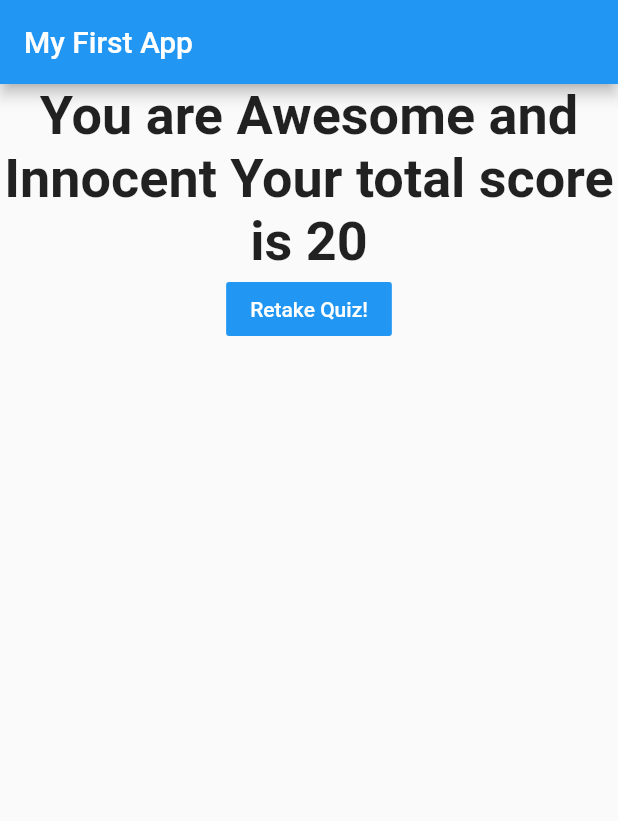
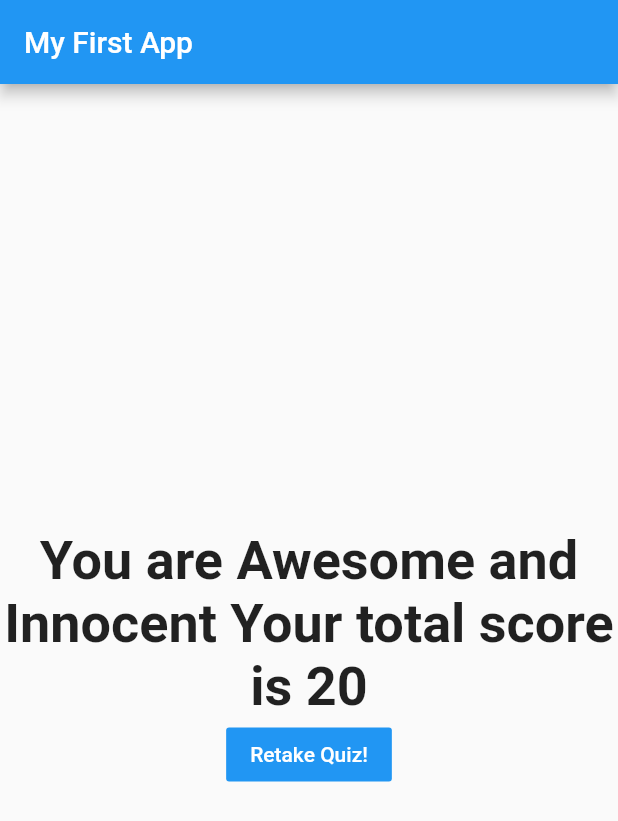
Before and after one commit to akshaybengani/Flutter-QuizApp, a Flutter app: the screen it shows after launch, after a tap on "Black", after a tap on "Mouse", after a tap on "Mohit", on a phone screen of 412 x 824 dp. Shown: the top 821 px of the screen. Run offline on Flutter 3.47's test engine with Material 2 defaults, Android fonts, the phone set to English and light mode, and no system bars.

Commit message:
SDK Updated

```diff
--- a/lib/main.dart
+++ b/lib/main.dart
@@ -10,7 +10,7 @@ void main() => runApp(MyApp());
 class MyApp extends StatefulWidget {
   @override
   State<StatefulWidget> createState() {
-    // TODO: implement createState
+
     return _MyAppState();
   }
 }
--- a/lib/quiz.dart
+++ b/lib/quiz.dart
@@ -1,7 +1,7 @@
 import 'package:flutter/material.dart';
 import './answers.dart';
 import './questions.dart';
-import './main.dart';
+
 
 class Quiz extends StatelessWidget {
 
--- a/lib/result.dart
+++ b/lib/result.dart
@@ -1,5 +1,5 @@
 import 'package:flutter/material.dart';
-import './main.dart';
+
 
 class Result extends StatelessWidget {
   final int resultScore;
@@ -40,6 +40,7 @@ class Result extends StatelessWidget {
             color: Colors.blue,
           )
         ],
+        mainAxisAlignment: MainAxisAlignment.center,
       ),
     );
   }
--- a/pubspec.yaml
+++ b/pubspec.yaml
@@ -14,7 +14,7 @@ description: A new Flutter project.
 version: 1.0.0+1
 
 environment:
-  sdk: ">=2.1.0 <3.0.0"
+  sdk: ">=2.2.2 <3.0.0"
 
 dependencies:
   flutter:
```
